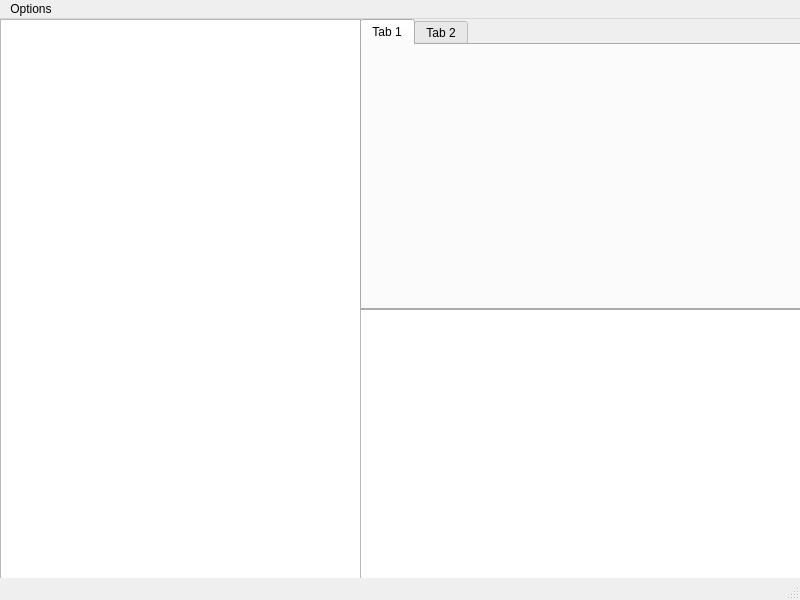
Before: the Qt Designer form src/ui/DCSExport.ui in JedimasterLu/pydcsExport, drawn with Qt 5.
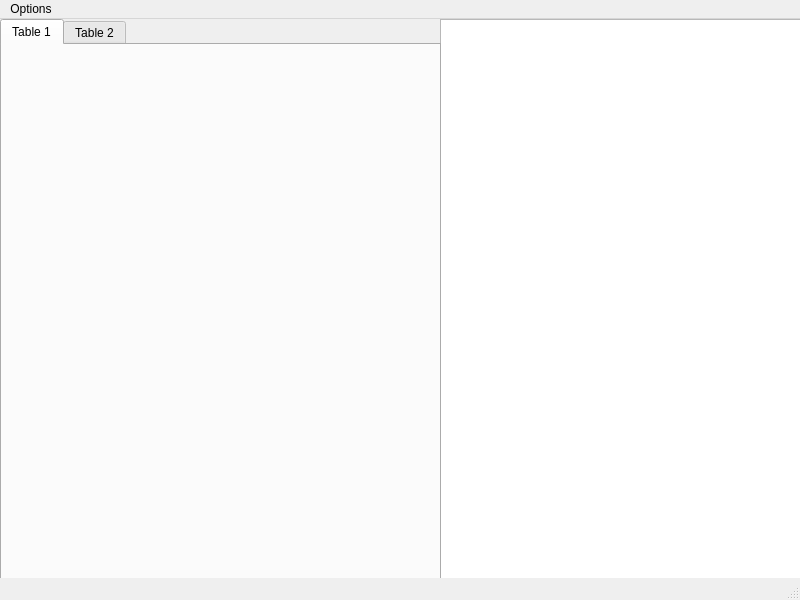
After: the same form once the commit is applied.

Commit message: Tab table insert

Diff of the .ui file:
```diff
--- a/src/ui/DCSExport.ui
+++ b/src/ui/DCSExport.ui
@@ -17,10 +17,10 @@
    <widget class="QTextBrowser" name="console">
     <property name="geometry">
      <rect>
-      <x>360</x>
-      <y>290</y>
-      <width>441</width>
-      <height>271</height>
+      <x>440</x>
+      <y>0</y>
+      <width>361</width>
+      <height>561</height>
      </rect>
     </property>
     <property name="font">
@@ -30,33 +30,26 @@
      </font>
     </property>
    </widget>
-   <widget class="QTableWidget" name="table">
-    <property name="geometry">
-     <rect>
-      <x>0</x>
-      <y>0</y>
-      <width>361</width>
-      <height>561</height>
-     </rect>
-    </property>
-   </widget>
    <widget class="QTabWidget" name="tabWidget">
     <property name="geometry">
      <rect>
-      <x>360</x>
+      <x>0</x>
       <y>0</y>
       <width>441</width>
-      <height>291</height>
+      <height>561</height>
      </rect>
     </property>
-    <widget class="QWidget" name="tab">
+    <property name="currentIndex">
+     <number>0</number>
+    </property>
+    <widget class="QWidget" name="tab_1">
      <attribute name="title">
-      <string>Tab 1</string>
+      <string>Table 1</string>
      </attribute>
     </widget>
     <widget class="QWidget" name="tab_2">
      <attribute name="title">
-      <string>Tab 2</string>
+      <string>Table 2</string>
      </attribute>
     </widget>
    </widget>
```
The commit also changes 4 other files.
